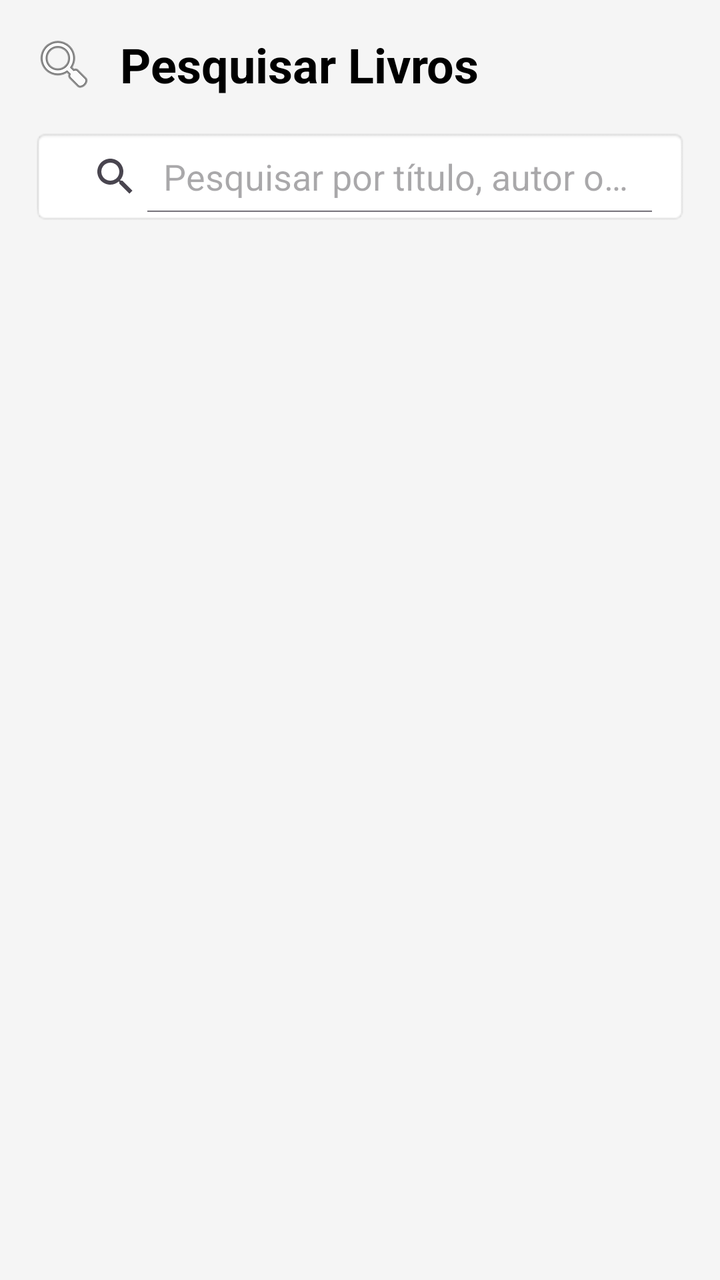
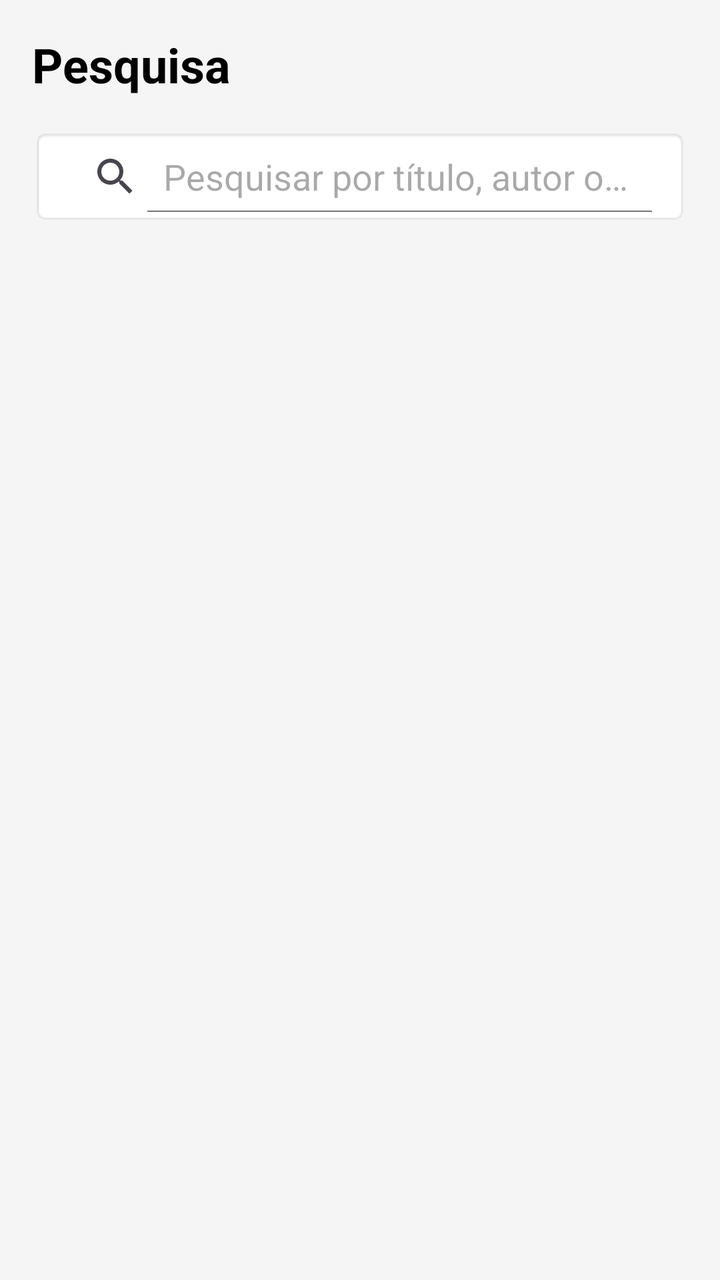

Before-and-after screenshots of an Android layout around one commit, followed by the original layout XML and the change that was made.
<!-- AndroidManifest.xml: application theme Theme.Dibook -->
<!-- res/layout/fragment_pesquisar.xml -->
<?xml version="1.0" encoding="utf-8"?>
<LinearLayout xmlns:android="http://schemas.android.com/apk/res/android"
    android:layout_width="match_parent"
    android:layout_height="match_parent"
    android:orientation="vertical"
    android:padding="16dp"
    android:background="#F5F5F5">

    
    <TextView
        android:layout_width="match_parent"
        android:layout_height="wrap_content"
        android:layout_marginBottom="16dp"
        android:drawableStart="@android:drawable/ic_menu_search"
        android:drawablePadding="12dp"
        android:text="@string/search_title"
        android:textAlignment="center"
        android:textSize="24sp"
        android:textStyle="bold"
        android:textColor="#000000" />

    
    <SearchView
        android:id="@+id/searchView"
        android:layout_width="match_parent"
        android:layout_height="wrap_content"
        android:layout_marginBottom="16dp"
        android:background="@android:drawable/editbox_background"
        android:queryHint="@string/search_hint"
        android:iconifiedByDefault="false" />

    
    <androidx.recyclerview.widget.RecyclerView
        android:id="@+id/recyclerView"
        android:layout_width="match_parent"
        android:layout_height="match_parent" />

</LinearLayout>
<!-- resources referenced by this layout -->
<resources>
  <string name="search_hint">Pesquisar por título, autor ou categoria…</string>
  <string name="search_title">Pesquisar Livros</string>
  <style name="Theme.Dibook" parent="Base.Theme.Dibook" />
  <style name="Base.Theme.Dibook" parent="Theme.Material3.DayNight.NoActionBar">
          
          
      </style>
</resources>

<!-- the commit's change to res/layout/fragment_pesquisar.xml (unified diff, before → after) -->
@@ -6,12 +6,10 @@
     android:padding="16dp"
     android:background="#F5F5F5">
 
-    
     <TextView
         android:layout_width="match_parent"
         android:layout_height="wrap_content"
         android:layout_marginBottom="16dp"
-        android:drawableStart="@android:drawable/ic_menu_search"
         android:drawablePadding="12dp"
         android:text="@string/search_title"
         android:textAlignment="center"
@@ -19,7 +17,6 @@
         android:textStyle="bold"
         android:textColor="#000000" />
 
-    
     <SearchView
         android:id="@+id/searchView"
         android:layout_width="match_parent"
@@ -29,7 +26,6 @@
         android:queryHint="@string/search_hint"
         android:iconifiedByDefault="false" />
 
-    
     <androidx.recyclerview.widget.RecyclerView
         android:id="@+id/recyclerView"
         android:layout_width="match_parent"
<!-- resource entries referenced after the edit -->
@@ -1,7 +1,7 @@
 <!-- resources referenced by this layout -->
 <resources>
   <string name="search_hint">Pesquisar por título, autor ou categoria…</string>
-  <string name="search_title">Pesquisar Livros</string>
+  <string name="search_title">Pesquisa</string>
   <style name="Theme.Dibook" parent="Base.Theme.Dibook" />
   <style name="Base.Theme.Dibook" parent="Theme.Material3.DayNight.NoActionBar">
           
